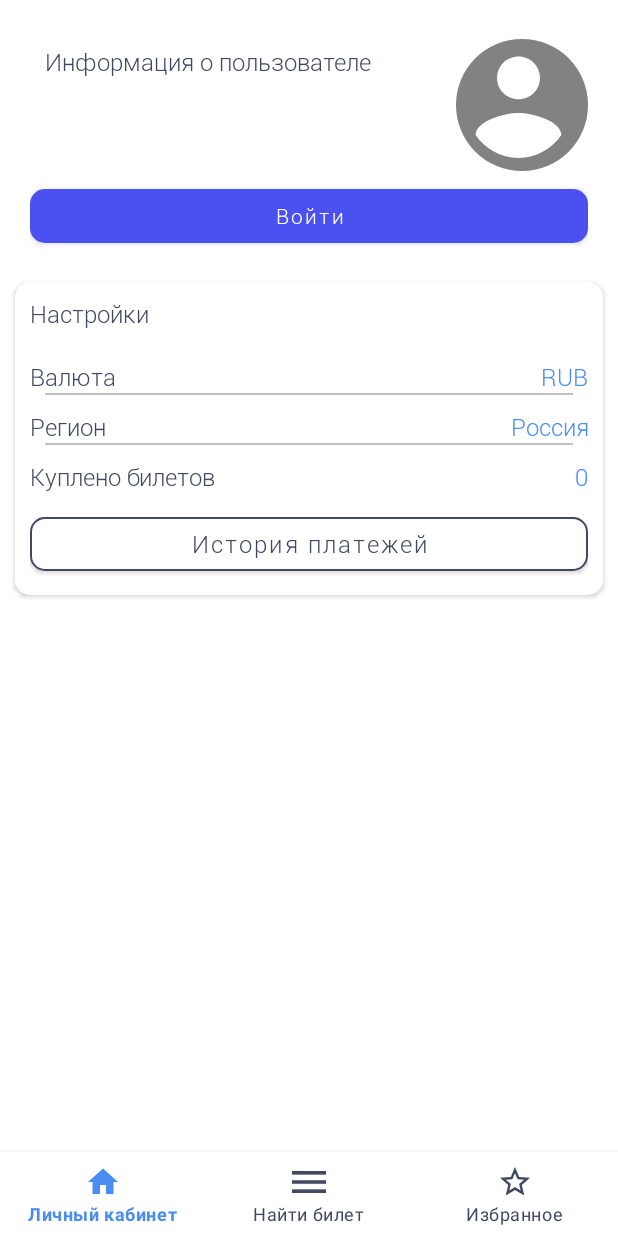
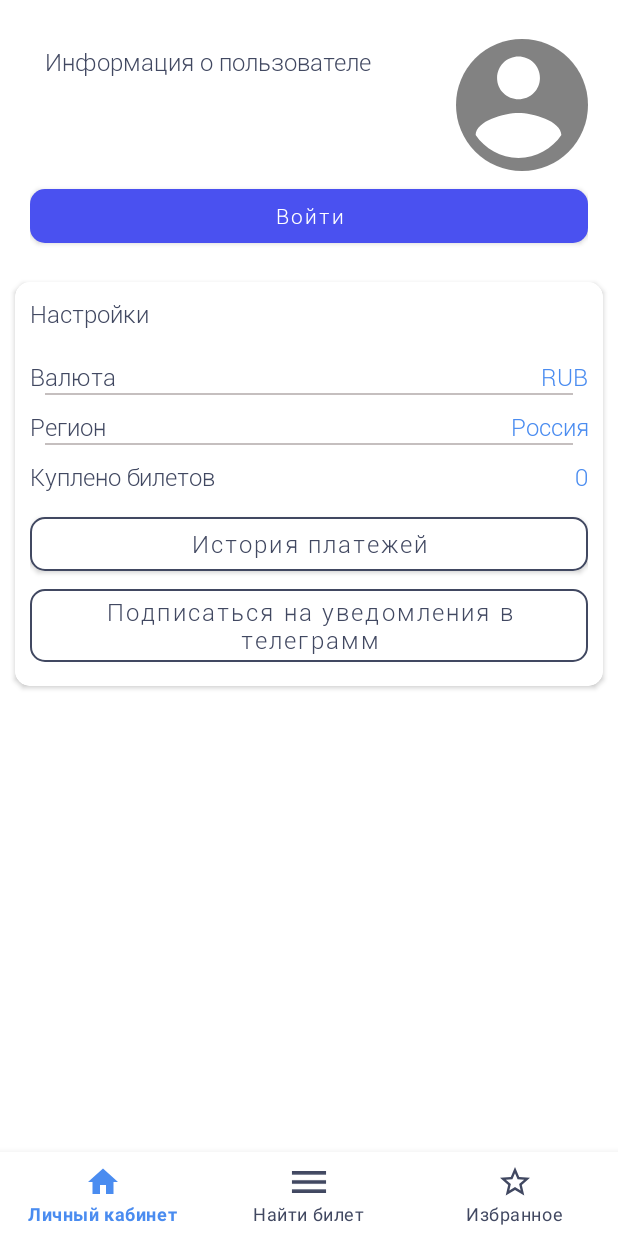
Before and after one commit to kathiir/AviaProject, an Android app: the HomeFragment screen opened through its navigation route, on a phone screen of 412 x 824 dp. Run offline under Robolectric (Android 15) with nearby library versions, the phone set to English and light mode, and no system bars; our stand-ins replace RxJava, navigation-ui; libraries missing offline, so code that uses them is left out: com.makeramen.roundedimageview, com.yandex.metrica, lombok.val; plain views replace RoundedImageView; pictures from the network do not load; 15 statements that could not run were skipped.

Commit message:
ticket bugfix

```diff
--- a/frontend/app/src/main/java/com/example/aviaapplication/ui/flightInfo/FlightInfoViewModel.java
+++ b/frontend/app/src/main/java/com/example/aviaapplication/ui/flightInfo/FlightInfoViewModel.java
@@ -126,7 +126,7 @@ public class FlightInfoViewModel extends AndroidViewModel {
         return flight;
     }
 
-    public LiveData<Resource<Void>> getIsSuccessful(){
+    public MutableLiveData<Resource<Void>> getIsSuccessful(){
         return isSuccessful;
     }
 
--- a/frontend/app/src/main/java/com/example/aviaapplication/ui/home/HomeFragment.java
+++ b/frontend/app/src/main/java/com/example/aviaapplication/ui/home/HomeFragment.java
@@ -1,6 +1,7 @@
 package com.example.aviaapplication.ui.home;
 
 import android.content.Intent;
+import android.net.Uri;
 import android.os.Build;
 import android.os.Bundle;
 import android.os.Handler;
@@ -45,8 +46,12 @@ public class HomeFragment extends Fragment implements ActivityNavigation {
     private TextView ticketCount;
     private RoundedImageView avatarView;
 
-    private Button telegramInitDialogButton, temp, temp1;
+    private Button telegramInitDialogButton;
     private Handler timerHandler;
+
+    private UserRepository user;
+
+    private final String TELEGRAM_LINK = "https://t.me/avia_project_bot?start=";
 
     private GoogleSignInClient mGoogleSignInClient;
 
@@ -54,6 +59,8 @@ public class HomeFragment extends Fragment implements ActivityNavigation {
     public View onCreateView(@NonNull LayoutInflater inflater,
                              ViewGroup container, Bundle savedInstanceState) {
         loginViewModel = new ViewModelProvider(this).get(LoginViewModel.class);
+
+        this.user = UserRepository.getInstance();
 
         YandexMetrica.reportEvent(getString(R.string.event_user_swithed_to_home));
 
@@ -76,10 +83,6 @@ public class HomeFragment extends Fragment implements ActivityNavigation {
         avatarView = root.findViewById(R.id.avatar_iv);
         ticketCount = root.findViewById(R.id.tickets_count_textview);
 
-        temp = root.findViewById(R.id.temp);  //remove before production
-        temp1 = root.findViewById(R.id.temp1);
-        temp.setVisibility(View.GONE);
-        temp1.setVisibility(View.GONE);
 
         GoogleSignInOptions gso = new GoogleSignInOptions.Builder(GoogleSignInOptions.DEFAULT_SIGN_IN)
                 //.requestServerAuthCode(getString(R.string.server_client_id))
@@ -152,7 +155,13 @@ public class HomeFragment extends Fragment implements ActivityNavigation {
         });
 
         telegramConfirmDialogButton.setOnClickListener(v -> {
-            CommonUtils.makeErrorToast(this.getContext(), getString(R.string.not_implemented));
+
+            String url = TELEGRAM_LINK + user.getCurrentUser(getContext()).getEmail();
+            Intent i = new Intent(Intent.ACTION_VIEW);
+            i.setData(Uri.parse(url));
+            startActivity(i);
+
+            //CommonUtils.makeErrorToast(this.getContext(), getString(R.string.not_implemented));
         });
 
         loginViewModel.getFlightCountData().observe(getViewLifecycleOwner(),
@@ -162,17 +171,6 @@ public class HomeFragment extends Fragment implements ActivityNavigation {
                     else
                         ticketCount.setText(String.valueOf(0));
                 });
-
-        temp.setOnClickListener(v -> {
-//            CommonUtils.goToFragment(getParentFragmentManager(),
-//                    R.id.nav_host_fragment, FlightInfoFragment.getInstance(1L));
-        });
-
-        temp1.setOnClickListener(v -> {
-            CommonUtils.goToFragment(getParentFragmentManager(),
-                    R.id.nav_host_fragment, PassengerListFragment.class);
-        });
-
     }
 
 
--- a/frontend/app/src/main/java/com/example/aviaapplication/ui/home/UserRepository.java
+++ b/frontend/app/src/main/java/com/example/aviaapplication/ui/home/UserRepository.java
@@ -28,7 +28,4 @@ public class UserRepository {
         return new User(account.getDisplayName(), CommonUtils.cipherEmail(account.getEmail()), account.getPhotoUrl());
     }
 
-
-
-
 }
--- a/frontend/app/src/main/res/layout/fragment_home.xml
+++ b/frontend/app/src/main/res/layout/fragment_home.xml
@@ -188,7 +188,6 @@
                 <Button
                     android:id="@+id/button_teleg_notifications"
                     style="@style/ButtonWithBorders"
-                    android:visibility="gone"
                     android:layout_width="match_parent"
                     android:layout_height="wrap_content"
                     android:layout_margin="0dp"
@@ -223,16 +222,6 @@
 
             </LinearLayout>
 
-            <Button
-                android:id="@+id/temp"
-                android:layout_width="match_parent"
-                android:layout_height="wrap_content" />
-
-            <Button
-                android:id="@+id/temp1"
-                android:layout_width="match_parent"
-                android:layout_height="wrap_content" />
-
         </LinearLayout>
 
     </androidx.cardview.widget.CardView>
```
Also changed, not shown: frontend/app/src/main/java/com/example/aviaapplication/ui/flightInfo/FlightInfoFragment.java (+5 -2 lines), frontend/app/src/main/java/com/example/aviaapplication/ui/searchFlights/SearchFlightsFragment.java (+2 -17 lines).
